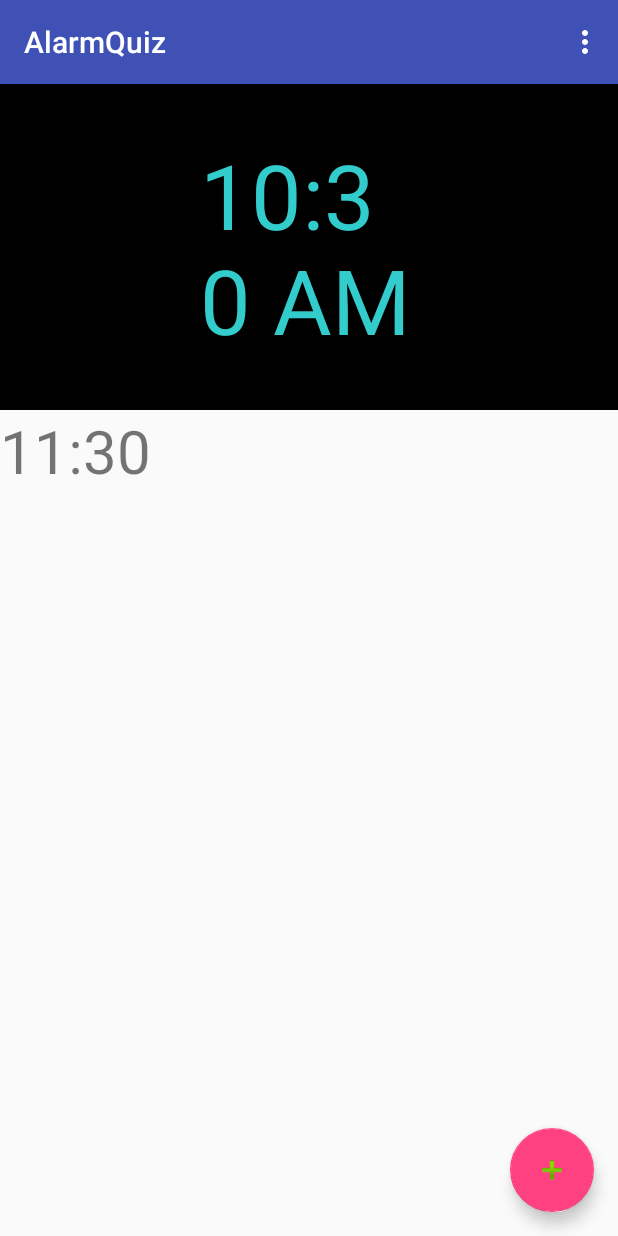
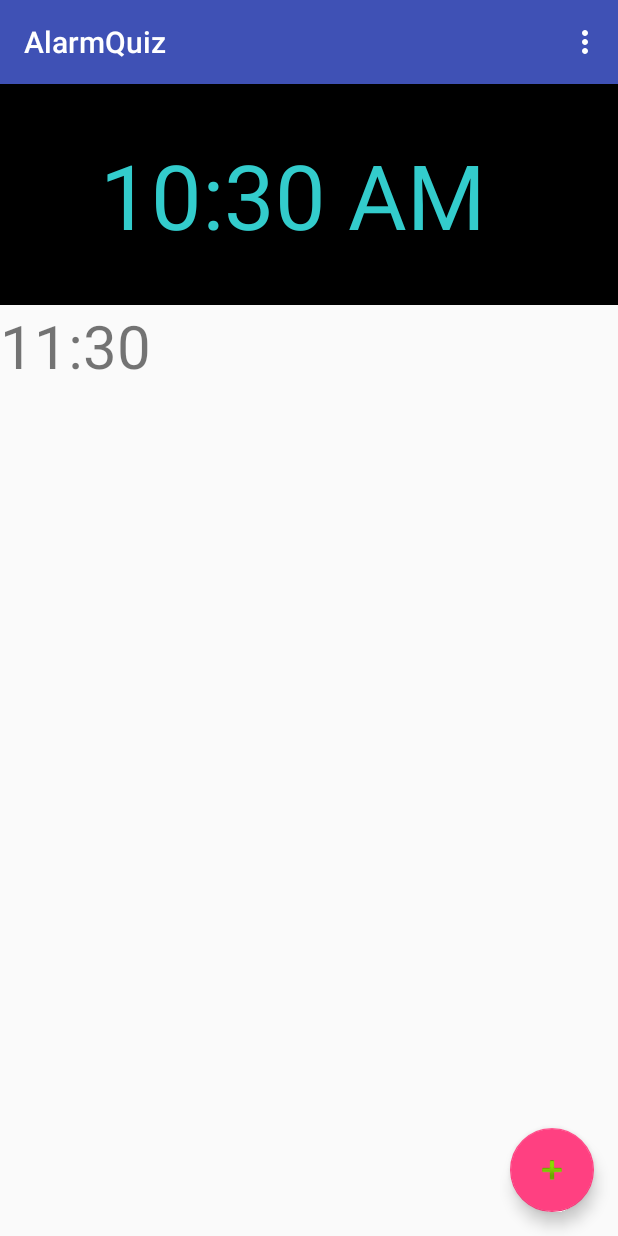
Before and after one commit to ChristopherMurray194/AlarmQuiz, an Android app: the screen it shows after launch (MainActivity), in the options menu, after a tap on "Settings", on a phone screen of 412 x 824 dp. Run offline under Robolectric (Android 15) with nearby library versions, the phone set to English and light mode, and no system bars.

Commit message:
ListView item correctly displays selected alarm time and alters the time picker values.

```diff
--- a/app/src/main/java/helloandroid/brighton/uk/ac/alarmquiz/ConfigAlarmActivity.java
+++ b/app/src/main/java/helloandroid/brighton/uk/ac/alarmquiz/ConfigAlarmActivity.java
@@ -53,16 +53,19 @@ AlarmManager alarmManager;
                 }
             });
 
+            final Intent intent = getIntent();
+            final String CurrentTime = intent.getExtras().getString(getString(R.string.CURRENT_TIME));
             // Set Cancel button functionality
             Button CancelBttn = (Button) findViewById(R.id.exit_button);
-            CancelBttn.setOnClickListener(new View.OnClickListener() {
+            CancelBttn.setOnClickListener(new View.OnClickListener()
+            {
                 @Override
-                public void onClick(View v) {
-                    Intent intent = new Intent();
-                    Bundle extras = getIntent().getExtras();
-                    if (extras != null) {
+                public void onClick(View v)
+                {
+                    if (CurrentTime != null)
+                    {
                         // Pass the AlarmTime string back to the previous activity
-                        intent.putExtra("ALARM_TIME", extras.getString("CURRENT_TIME"));
+                        intent.putExtra(getString(R.string.ALARM_TIME), CurrentTime);
                     }
                     setResult(Activity.RESULT_OK, intent);
                     finish(); // Finish activity
@@ -72,6 +75,12 @@ AlarmManager alarmManager;
             getSupportActionBar().setDisplayHomeAsUpEnabled(true);
 
             tp = (TimePicker) findViewById(R.id.timePicker); // Get the time picker resource
+            //                           01234
+            // Time string formatted as: HH:MM
+            int HourStr = Integer.valueOf(CurrentTime.substring(0, CurrentTime.indexOf(':')));
+            int MinuteStr = Integer.valueOf(CurrentTime.substring(3));
+            tp.setHour(HourStr);
+            tp.setMinute(MinuteStr);
         }
     }
 
@@ -117,7 +126,7 @@ AlarmManager alarmManager;
        alarmManager.set(AlarmManager.RTC_WAKEUP, alarmTime, pendingIntent);
         Intent intent = new Intent();
         // Pass the AlarmTime string back to the previous activity
-        intent.putExtra("ALARM_TIME", GetAlarmTime());
+        intent.putExtra(getString(R.string.ALARM_TIME), GetAlarmTime());
         setResult(Activity.RESULT_OK, intent);
         // Alarm is set, exit activity
         finish();
--- a/app/src/main/java/helloandroid/brighton/uk/ac/alarmquiz/MainActivity.java
+++ b/app/src/main/java/helloandroid/brighton/uk/ac/alarmquiz/MainActivity.java
@@ -74,7 +74,7 @@ private final int MAX_ALARMS = 20; // Maximum number of alarms the user can set
         Digital.setTextSize(60);        // Set the size of the Text clock text
         Digital.setTextColor(COLOUR);   // Set the text colour
         Digital.setBackgroundColor(ContextCompat.getColor(this, R.color.BLACK));
-        Digital.setPadding(200, 50, 200, 50); // L,T,R,B // Center the clock
+        Digital.setPadding(100, 50, 100, 50); // L,T,R,B // Center the clock
     }
 
     /**
@@ -152,7 +152,8 @@ private final int MAX_ALARMS = 20; // Maximum number of alarms the user can set
         // When the item is clicked for a long time (hold)
         list.setOnItemLongClickListener(new AdapterView.OnItemLongClickListener() {
             @Override
-            public boolean onItemLongClick(AdapterView<?> parent, View view, int position, long id) {
+            public boolean onItemLongClick(AdapterView<?> parent, View view, int position, long id)
+            {
                 final int ItemPos = position; // Position of the item in the list
 
                 // Build the dialog box
@@ -160,9 +161,11 @@ private final int MAX_ALARMS = 20; // Maximum number of alarms the user can set
                 dialogBuilder.setMessage("Delete this alarm?"); // Dialog message to be displayed
 
                 // Setup positive button behaviour
-                dialogBuilder.setPositiveButton("Yes", new DialogInterface.OnClickListener() {
+                dialogBuilder.setPositiveButton("Yes", new DialogInterface.OnClickListener()
+                {
                     @Override
-                    public void onClick(DialogInterface dialog, int which) {
+                    public void onClick(DialogInterface dialog, int which)
+                    {
                         ArrayAdapter<String> adapter = (ArrayAdapter<String>) list.getAdapter();
                         // Remove the item from the list
                         adapter.remove(adapter.getItem(ItemPos));
@@ -170,9 +173,11 @@ private final int MAX_ALARMS = 20; // Maximum number of alarms the user can set
                 });
 
                 // Setup negative button behaviour
-                dialogBuilder.setNegativeButton("No", new DialogInterface.OnClickListener() {
+                dialogBuilder.setNegativeButton("No", new DialogInterface.OnClickListener()
+                {
                     @Override
-                    public void onClick(DialogInterface dialog, int which) {
+                    public void onClick(DialogInterface dialog, int which)
+                    {
                         // Cancel the dialog and do not delete the alarm
                         dialog.cancel();
                     }
@@ -188,12 +193,13 @@ private final int MAX_ALARMS = 20; // Maximum number of alarms the user can set
         });
     }
 
-    /** Called when the user clicks an item in the ListView */
+    /** Called when the user clicks an item in the ListView or fab */
     public void ConfigureAlarm(View view)
     {
         Intent intent = new Intent(this, ConfigAlarmActivity.class);
+        ArrayAdapter<String> adapter = (ArrayAdapter<String>) list.getAdapter();
         // Pass the current time of the alarm view to the intent
-        intent.putExtra("CURRENT_TIME", alarmsArr.get(ClickedAlarmIndex));
+        intent.putExtra(getString(R.string.CURRENT_TIME), adapter.getItem(ClickedAlarmIndex).toString());
         intent.addFlags(Intent.FLAG_ACTIVITY_REORDER_TO_FRONT);
         startActivityForResult(intent, ALARM_TIME_REQUEST);
     }
@@ -214,7 +220,7 @@ private final int MAX_ALARMS = 20; // Maximum number of alarms the user can set
         {
             if(resultCode == RESULT_OK)
             {
-                String timeStr = data.getStringExtra("ALARM_TIME");
+                String timeStr = data.getStringExtra(getString(R.string.ALARM_TIME));
                 // Change the string for the alarm to the chosen time
                 alarmsArr.set(ClickedAlarmIndex, timeStr);
                 ArrayAdapter<String> adapter = (ArrayAdapter<String>) list.getAdapter();
--- a/app/src/main/res/values/strings.xml
+++ b/app/src/main/res/values/strings.xml
@@ -67,4 +67,8 @@
     <string name="square_root_eighty_one">What is the square root of 81?</string>
     <!-- When the user gives an incorrect answer, display this string -->
     <string name="wrong_answer">Incorrect answer, try again.</string>
+    <!-- Current time displayed by item to be passed to intent -->
+    <string name="CURRENT_TIME">CURRENT_TIME</string>
+    <!-- Time selected by the user to be passed back to the main activity so that it can be displayed by the item -->
+    <string name="ALARM_TIME">ALARM_TIME</string>
 </resources>
```
